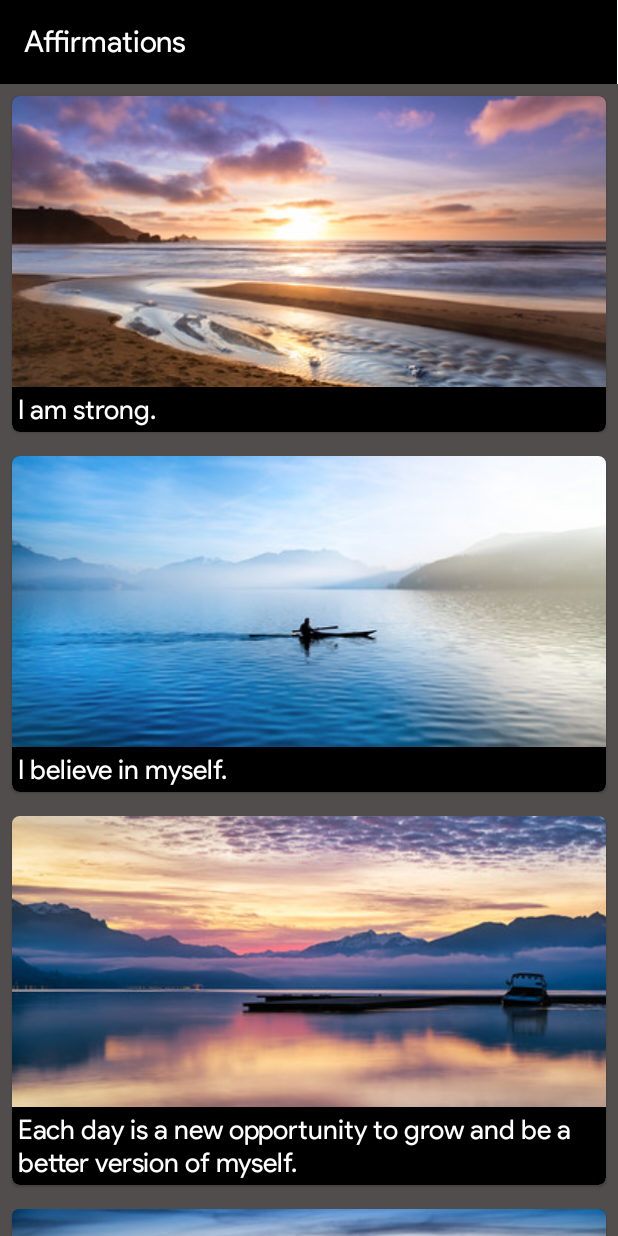
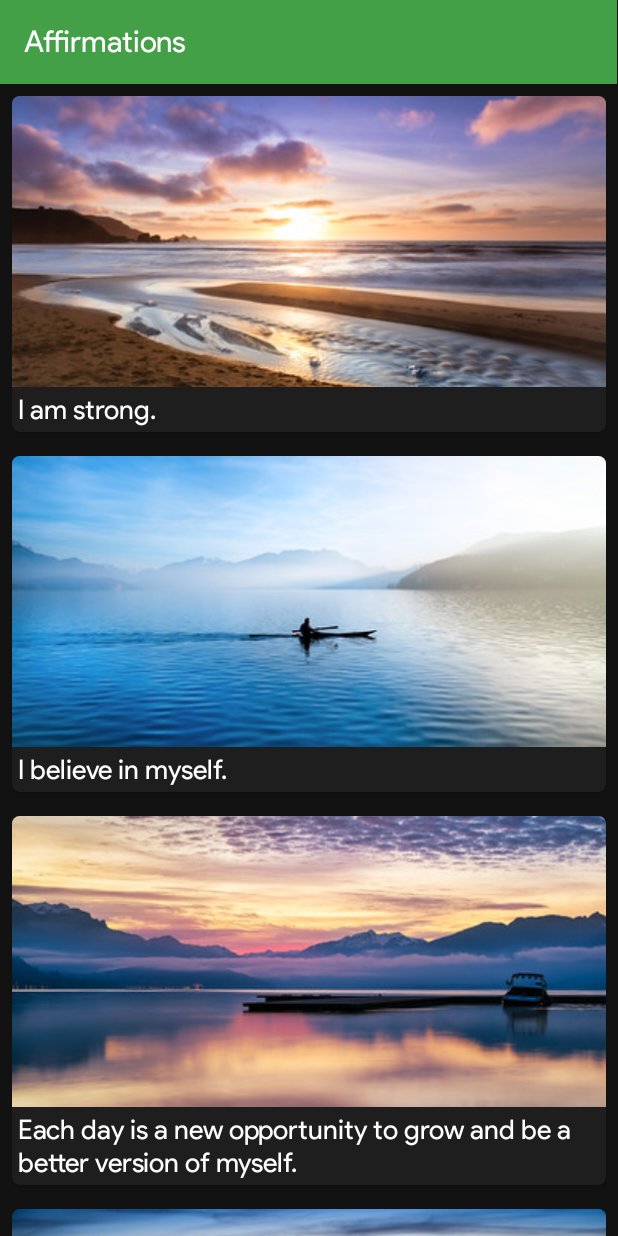
Before and after one commit to tumininucodes/affirmations, an Android app: the screen it shows after launch (MainActivity), on a phone screen of 412 x 824 dp. Run offline under Robolectric (Android 15) with nearby library versions, the phone set to English and light mode, and no system bars; our stand-ins replace data binding.

Commit message:
A simple affirmations app for positivity

```diff
--- a/app/src/main/res/layout/activity_main.xml
+++ b/app/src/main/res/layout/activity_main.xml
@@ -14,14 +14,13 @@
             android:layout_height="wrap_content"
             android:layout_alignParentStart="true"
             app:titleTextColor="@color/colorWhite"
+            android:background="@color/colorPrimary"
             android:layout_alignParentTop="true"
-            android:background="@color/black"
             app:title="@string/app_name"
             app:titleTextAppearance="@style/ActionBarText" />
 
         <FrameLayout
             android:layout_width="match_parent"
-            android:background="#514D4D"
             android:layout_height="match_parent"
             android:layout_below="@+id/toolbar"
             android:layout_alignParentStart="true">
--- a/app/src/main/res/layout/list_item.xml
+++ b/app/src/main/res/layout/list_item.xml
@@ -10,7 +10,6 @@
     <LinearLayout
         android:layout_width="match_parent"
         android:layout_height="wrap_content"
-        android:background="@color/black"
         android:orientation="vertical">
 
         <ImageView
--- a/app/src/main/res/values/styles.xml
+++ b/app/src/main/res/values/styles.xml
@@ -1,7 +1,7 @@
 <resources>
 
     <!-- Base application theme. -->
-    <style name="AppTheme" parent="Theme.MaterialComponents.Light.NoActionBar">
+    <style name="AppTheme" parent="Theme.MaterialComponents.NoActionBar">
         <!-- Customize your theme here. -->
         <item name="colorPrimary">@color/colorPrimary</item>
         <item name="colorPrimaryDark">@color/black</item>
```
